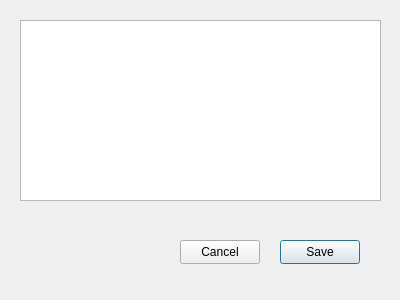
Qt form kalendarz/dialog_kafelka.ui (kitkovsky/ProjektCpp) before a commit.
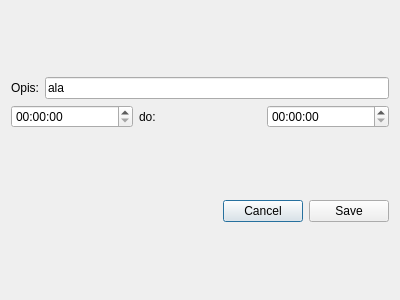
The same form after that commit.

The edit to the form file:
```diff
--- a/kalendarz/dialog_kafelka.ui
+++ b/kalendarz/dialog_kafelka.ui
@@ -13,42 +13,84 @@
   <property name="windowTitle">
    <string>Dialog</string>
   </property>
-  <widget class="QTextEdit" name="textEdit">
-   <property name="geometry">
-    <rect>
-     <x>20</x>
-     <y>20</y>
-     <width>361</width>
-     <height>181</height>
-    </rect>
-   </property>
-  </widget>
-  <widget class="QPushButton" name="Save">
-   <property name="geometry">
-    <rect>
-     <x>280</x>
-     <y>240</y>
-     <width>80</width>
-     <height>24</height>
-    </rect>
-   </property>
-   <property name="text">
-    <string>Save</string>
-   </property>
-  </widget>
-  <widget class="QPushButton" name="Cancel">
-   <property name="geometry">
-    <rect>
-     <x>180</x>
-     <y>240</y>
-     <width>80</width>
-     <height>24</height>
-    </rect>
-   </property>
-   <property name="text">
-    <string>Cancel</string>
-   </property>
-  </widget>
+  <layout class="QVBoxLayout" name="verticalLayout_2">
+   <item>
+    <layout class="QVBoxLayout" name="verticalLayout">
+     <item>
+      <layout class="QHBoxLayout" name="horizontalLayout_3">
+       <item>
+        <widget class="QLabel" name="label_2">
+         <property name="lineWidth">
+          <number>0</number>
+         </property>
+         <property name="text">
+          <string>Opis:</string>
+         </property>
+        </widget>
+       </item>
+       <item>
+        <widget class="QLineEdit" name="lineEdit">
+         <property name="text">
+          <string>ala</string>
+         </property>
+        </widget>
+       </item>
+      </layout>
+     </item>
+     <item>
+      <layout class="QHBoxLayout" name="horizontalLayout_2">
+       <item>
+        <widget class="QTimeEdit" name="timeEdit"/>
+       </item>
+       <item>
+        <widget class="QLabel" name="label">
+         <property name="lineWidth">
+          <number>0</number>
+         </property>
+         <property name="text">
+          <string>do:</string>
+         </property>
+        </widget>
+       </item>
+       <item>
+        <widget class="QTimeEdit" name="timeEdit_2"/>
+       </item>
+      </layout>
+     </item>
+    </layout>
+   </item>
+   <item>
+    <layout class="QHBoxLayout" name="horizontalLayout_4">
+     <item>
+      <spacer name="horizontalSpacer">
+       <property name="orientation">
+        <enum>Qt::Horizontal</enum>
+       </property>
+       <property name="sizeHint" stdset="0">
+        <size>
+         <width>40</width>
+         <height>20</height>
+        </size>
+       </property>
+      </spacer>
+     </item>
+     <item>
+      <widget class="QPushButton" name="Cancel">
+       <property name="text">
+        <string>Cancel</string>
+       </property>
+      </widget>
+     </item>
+     <item>
+      <widget class="QPushButton" name="Save">
+       <property name="text">
+        <string>Save</string>
+       </property>
+      </widget>
+     </item>
+    </layout>
+   </item>
+  </layout>
  </widget>
  <resources/>
  <connections/>
```
